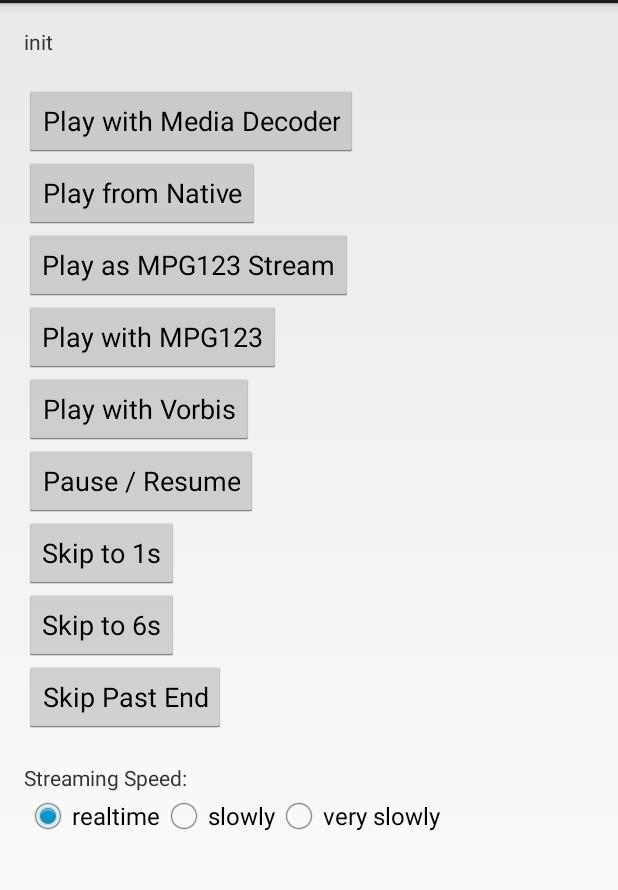
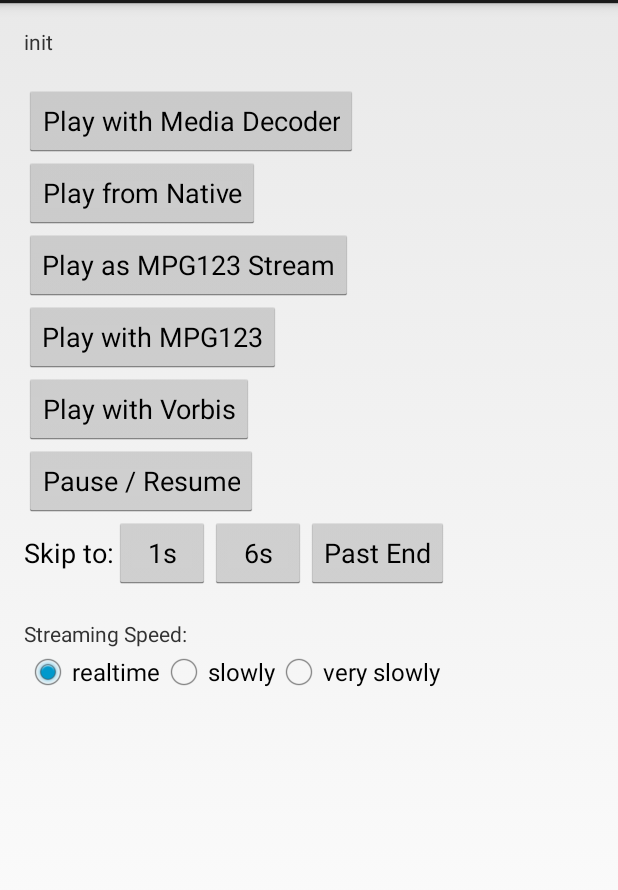
Before and after one commit to thasmin/android-mp3decoders, an Android app: the screen it shows after launch (MainActivity), on a phone screen of 412 x 824 dp, the part 69-959 px from its top. Run offline under Robolectric (Android 15) with nearby library versions, the phone set to English and light mode, and no system bars.

Commit message:
reduced vertical screen usage

```diff
--- a/mp3decoders/src/main/res/layout/activity_main.xml
+++ b/mp3decoders/src/main/res/layout/activity_main.xml
@@ -66,23 +66,37 @@
         android:id="@+id/pause"
         />
 
+    <LinearLayout
+        android:orientation="horizontal"
+        android:layout_width="match_parent"
+        android:layout_height="wrap_content"
+        android:layout_gravity="center_horizontal">
+
+        <TextView
+            android:layout_width="wrap_content"
+            android:layout_height="wrap_content"
+            android:text="Skip to:"
+            android:id="@+id/skipText"
+            android:textAppearance="@android:style/TextAppearance.Medium"/>
+
         <Button
             android:layout_width="wrap_content"
             android:layout_height="wrap_content"
-        android:text="Skip to 1s"
+            android:text="1s"
             android:id="@+id/skip1s"/>
 
         <Button
             android:layout_width="wrap_content"
             android:layout_height="wrap_content"
-        android:text="Skip to 6s"
+            android:text="6s"
             android:id="@+id/skip6s"/>
 
         <Button
             android:layout_width="wrap_content"
             android:layout_height="wrap_content"
-        android:text="Skip Past End"
+            android:text="Past End"
             android:id="@+id/skipPastEnd"/>
+    </LinearLayout>
 
     <TextView
         android:layout_width="wrap_content"
```
Lines whose indentation alone changed are shown as unchanged.
